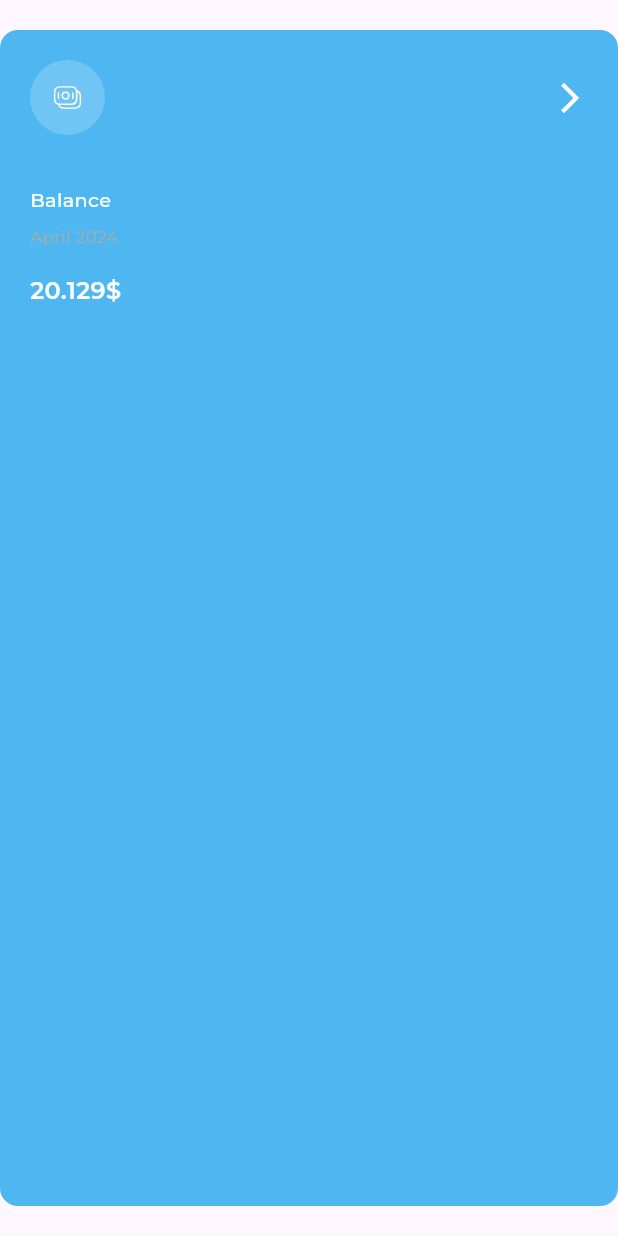
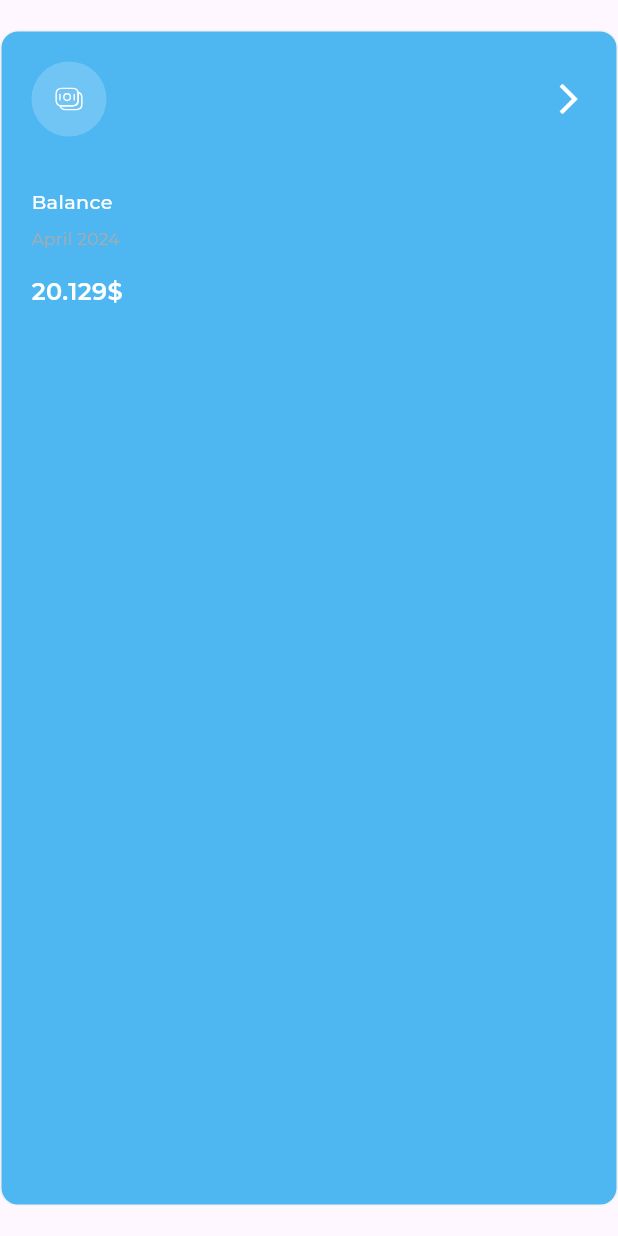
Before and after one commit to AhmedBelal31/Responsive-Dashboard-Flutter, a Flutter app: the ActiveAllExpenses widget shown alone on an empty page, opened directly with sample values from the repository, on a phone screen of 412 x 824 dp. Run offline on Flutter 3.47's test engine with Material 3 defaults, Android fonts, the phone set to English and light mode, and no system bars; our stand-ins replace flutter_svg; project files that could hold a hidden picture were left out.

Commit message:
Refactor All Expenses Items

```diff
--- a/lib/utils/widgets/custom_background_container.dart
+++ b/lib/utils/widgets/custom_background_container.dart
@@ -8,7 +8,7 @@ class CustomBackgroundContainer extends StatelessWidget {
   Widget build(BuildContext context) {
     return  Container(
       decoration: ShapeDecoration(
-        color: const Color(0xFF4EB7F2),
+        color:Colors.white,
         shape: RoundedRectangleBorder(
           borderRadius: BorderRadius.circular(12.0),
         ),
--- a/lib/widgets/all_expenses_widgets/all_expenses.dart
+++ b/lib/widgets/all_expenses_widgets/all_expenses.dart
@@ -1,3 +1,4 @@
+
 import 'package:flutter/material.dart';
 import 'all_expenses_header.dart';
 import 'all_expenses_list.dart';
--- /dev/null
+++ b/lib/widgets/all_expenses_widgets/custom_expenses_container.dart
@@ -0,0 +1,27 @@
+import 'package:flutter/material.dart';
+
+class CustomExpensesContainer extends StatelessWidget {
+  final Widget child;
+
+  final Color? containerColor;
+
+  const CustomExpensesContainer(
+      {super.key, required this.child, this.containerColor});
+
+  @override
+  Widget build(BuildContext context) {
+    return Container(
+      decoration: ShapeDecoration(
+        color: containerColor ?? Colors.white,
+        shape: RoundedRectangleBorder(
+          borderRadius: BorderRadius.circular(12.0),
+          side: const BorderSide(
+            width: 1,
+            color: Color(0xFFF1F1F1),
+          ),
+        ),
+      ),
+      child: child,
+    );
+  }
+}
--- a/lib/widgets/all_expenses_widgets/expenses_item_header.dart
+++ b/lib/widgets/all_expenses_widgets/expenses_item_header.dart
@@ -1,6 +1,5 @@
 import 'package:flutter/material.dart';
 import 'package:flutter_svg/flutter_svg.dart';
-
 import '../../model/all_expenses_item_model.dart';
 
 class ExpensesItemHeader extends StatelessWidget {
--- a/lib/widgets/all_expenses_widgets/inactive_and_active_all_expenses_item.dart
+++ b/lib/widgets/all_expenses_widgets/inactive_and_active_all_expenses_item.dart
@@ -1,8 +1,7 @@
 import 'package:flutter/material.dart';
-import 'package:flutter_svg/svg.dart';
-import 'package:responsive_dashboard/utils/widgets/custom_background_container.dart';
 import '../../model/all_expenses_item_model.dart';
 import '../../utils/app_styles.dart';
+import 'custom_expenses_container.dart';
 import 'expenses_item_header.dart';
 
 class InActiveAllExpenses extends StatelessWidget {
@@ -17,19 +16,7 @@ class InActiveAllExpenses extends StatelessWidget {
   Widget build(BuildContext context) {
     return Padding(
       padding: const EdgeInsets.symmetric(vertical: 20),
-      child: Container(
-        // color:const  Color(0xFF4EB7F2),
-        decoration: ShapeDecoration(
-          color: Colors.white,
-          shape: RoundedRectangleBorder(
-            borderRadius: BorderRadius.circular(12.0),
-            side: const BorderSide(
-              width: 1,
-              color: Color(0xFFF1F1F1),
-            ),
-          ),
-        ),
-
+      child: CustomExpensesContainer(
         child: Padding(
           padding: const EdgeInsets.all(20.0),
           child: Column(
@@ -76,7 +63,8 @@ class ActiveAllExpenses extends StatelessWidget {
   Widget build(BuildContext context) {
     return Padding(
       padding: const EdgeInsets.symmetric(vertical: 20),
-      child: CustomBackgroundContainer(
+      child: CustomExpensesContainer(
+        containerColor: const Color(0xFF4EB7F2),
         child: Padding(
           padding: const EdgeInsets.all(20.0),
           child: Column(
--- a/lib/widgets/dashboard_desktop_layout.dart
+++ b/lib/widgets/dashboard_desktop_layout.dart
@@ -15,12 +15,11 @@ class DashboardDesktopLayout extends StatelessWidget {
         const SizedBox(width: 32),
         Expanded(
           flex: 3,
-          child: Padding(
-            padding: const EdgeInsets.only(top: 20),
           child: Column(
             children: [
+              AllExpenses(),
 
-                AllExpenses(),
+
               // SizedBox(height: 20),
               // Expanded(
               //   flex: 2,
@@ -32,7 +31,6 @@ class DashboardDesktopLayout extends StatelessWidget {
               //   ),
               // ),
             ],
-            ),
           ),
         ),
         const SizedBox(width: 32),
```
Lines whose indentation alone changed are shown as unchanged.
